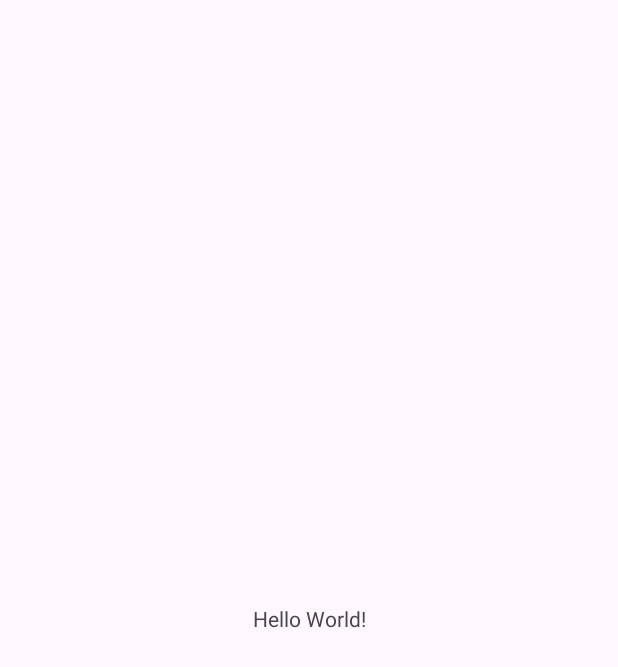
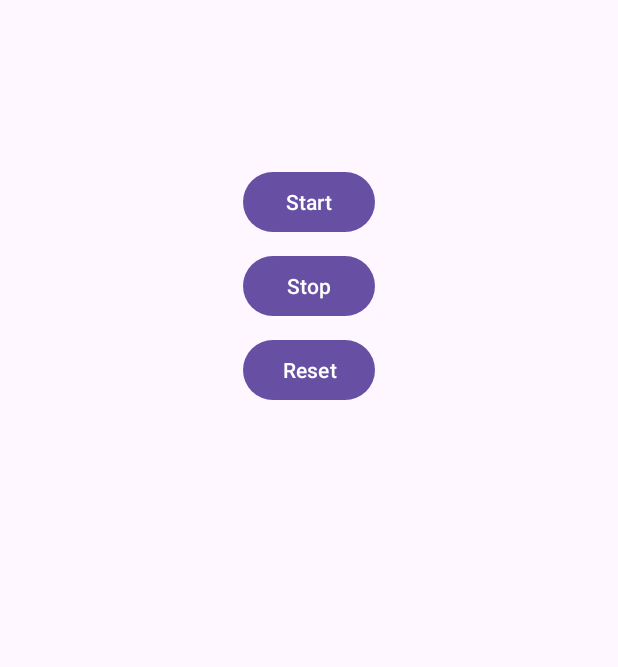
Before and after one commit to zetatiabdelhakim/StopWatch, an Android app: the screen it shows after launch (MainActivity), on a phone screen of 412 x 824 dp. Before the commit the part shown is almost empty. Shown: the top 667 px of the screen. Run offline under Robolectric (Android 15) with nearby library versions, the phone set to English and light mode, and no system bars.

Commit message:
docs: set the layout

```diff
--- a/app/src/main/res/layout/activity_main.xml
+++ b/app/src/main/res/layout/activity_main.xml
@@ -1,18 +1,41 @@
 <?xml version="1.0" encoding="utf-8"?>
-<androidx.constraintlayout.widget.ConstraintLayout xmlns:android="http://schemas.android.com/apk/res/android"
-    xmlns:app="http://schemas.android.com/apk/res-auto"
+<LinearLayout
+    xmlns:android="http://schemas.android.com/apk/res/android"
     xmlns:tools="http://schemas.android.com/tools"
     android:layout_width="match_parent"
     android:layout_height="match_parent"
+    android:orientation="vertical"
+    android:padding="16dp"
     tools:context=".MainActivity">
-
     <TextView
+        android:id="@+id/time_view"
         android:layout_width="wrap_content"
         android:layout_height="wrap_content"
-        android:text="Hello World!"
-        app:layout_constraintBottom_toBottomOf="parent"
-        app:layout_constraintEnd_toEndOf="parent"
-        app:layout_constraintStart_toStartOf="parent"
-        app:layout_constraintTop_toTopOf="parent" />
-
-</androidx.constraintlayout.widget.ConstraintLayout>
+        android:layout_gravity="center_horizontal"
+        android:textAppearance="@android:style/TextAppearance.Large"
+        android:textSize="56sp" />
+    <Button
+        android:id="@+id/start_button"
+        android:layout_width="wrap_content"
+        android:layout_height="wrap_content"
+        android:layout_gravity="center_horizontal"
+        android:layout_marginTop="20dp"
+        android:onClick="onClickStart"
+        android:text="@string/start" />
+    <Button
+        android:id="@+id/stop_button"
+        android:layout_width="wrap_content"
+        android:layout_height="wrap_content"
+        android:layout_gravity="center_horizontal"
+        android:layout_marginTop="8dp"
+        android:onClick="onClickStop"
+        android:text="@string/stop" />
+    <Button
+        android:id="@+id/reset_button"
+        android:layout_width="wrap_content"
+        android:layout_height="wrap_content"
+        android:layout_gravity="center_horizontal"
+        android:layout_marginTop="8dp"
+        android:onClick="onClickReset"
+        android:text="@string/reset" />
+</LinearLayout>
--- a/app/src/main/res/values/strings.xml
+++ b/app/src/main/res/values/strings.xml
@@ -1,3 +1,6 @@
 <resources>
     <string name="app_name">Stopwatch</string>
+    <string name="start">Start</string>
+    <string name="stop">Stop</string>
+    <string name="reset">Reset</string>
 </resources>
```
